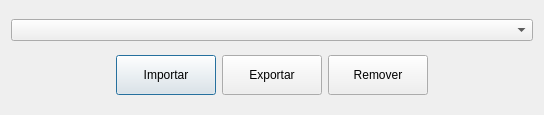
Qt form fastdoc/gui_app/manage_models/manage_models.ui (renatormc/dev_laudo_sinfweb) before a commit.
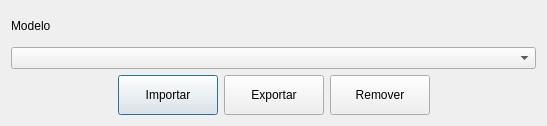
The same form after that commit.

```diff
--- a/fastdoc/gui_app/manage_models/manage_models.ui
+++ b/fastdoc/gui_app/manage_models/manage_models.ui
@@ -6,14 +6,21 @@
    <rect>
     <x>0</x>
     <y>0</y>
-    <width>544</width>
-    <height>115</height>
+    <width>547</width>
+    <height>126</height>
    </rect>
   </property>
   <property name="windowTitle">
    <string>Gerenciar modelos</string>
   </property>
   <layout class="QVBoxLayout" name="verticalLayout">
+   <item>
+    <widget class="QLabel" name="label">
+     <property name="text">
+      <string>Modelo</string>
+     </property>
+    </widget>
+   </item>
    <item>
     <widget class="QComboBox" name="cbx_model"/>
    </item>
```
